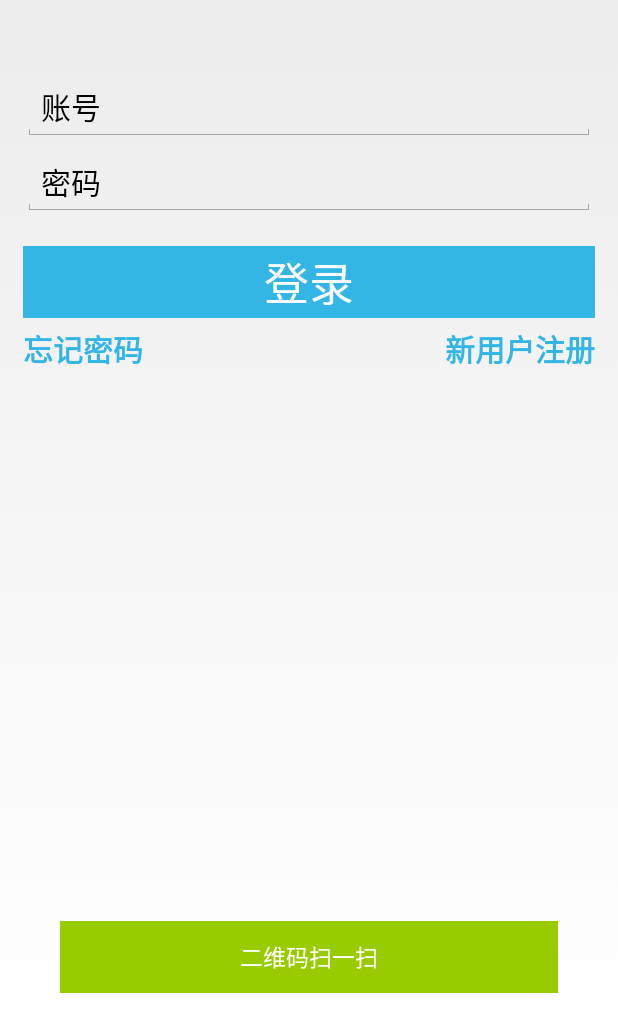
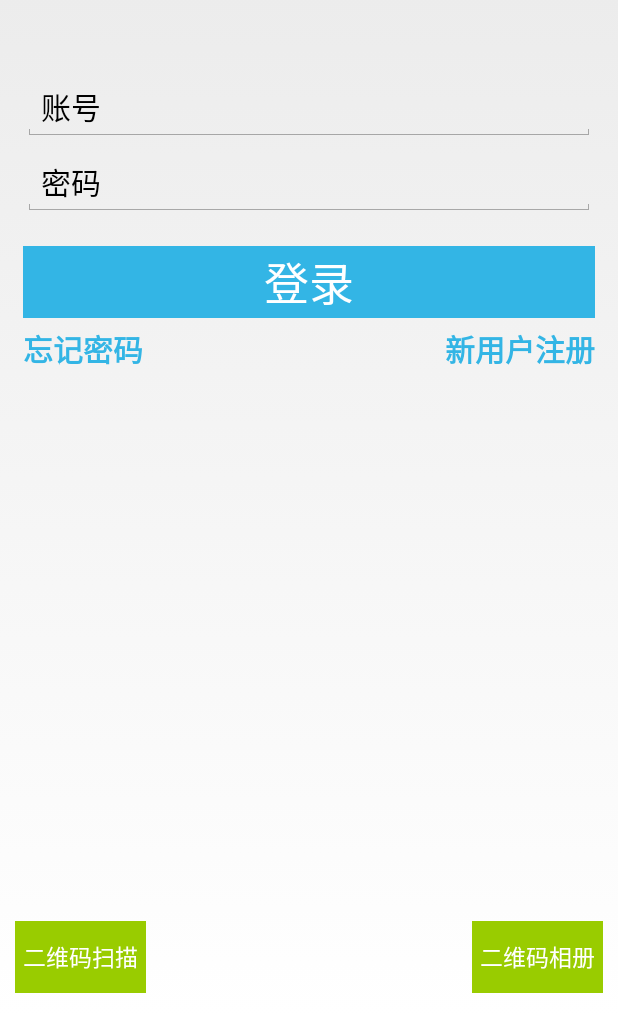
Before and after one commit to 1152574267/O2OPro, an Android app: the screen it shows after launch (MainActivity), on a phone screen of 412 x 824 dp, the part 220-1236 px from its top. Run offline under Robolectric (Android 15) with nearby library versions, the phone set to English and light mode, and no system bars; libraries missing offline, so code that uses them is left out: cn.bmob.v3, com.jakewharton.retrofit2; 1 statement that could not run was skipped.

Commit message:
添加Zxing二维码图片解析功能

```diff
--- a/app/src/main/java/com/mrk/yinxiangzhe/ui/activity/MainActivity.java
+++ b/app/src/main/java/com/mrk/yinxiangzhe/ui/activity/MainActivity.java
@@ -24,6 +24,7 @@ public class MainActivity extends Activity implements XdjaLoginContract.XdjaLogi
     private EditText mUserPassword;
     private Button mUserLogin;
     private Button mBarcodeScan;
+    private Button mBarcodeGallery;
 
     private XdjaLoginContract.XdjaLoginPresenter xdjaLoginPresenter;
 
@@ -43,10 +44,12 @@ public class MainActivity extends Activity implements XdjaLoginContract.XdjaLogi
         mUserPassword = (EditText) findViewById(R.id.xdja_password);
         mUserLogin = (Button) findViewById(R.id.xdja_login);
         mBarcodeScan = (Button) findViewById(R.id.xdja_barcode_scan);
+        mBarcodeGallery = (Button) findViewById(R.id.xdja_barcode_gallery);
 
         mUserRegister.setOnClickListener(this);
         mUserLogin.setOnClickListener(this);
         mBarcodeScan.setOnClickListener(this);
+        mBarcodeGallery.setOnClickListener(this);
     }
 
     @Override
@@ -69,6 +72,12 @@ public class MainActivity extends Activity implements XdjaLoginContract.XdjaLogi
                 Intent intent = new Intent(this, CaptureActivity.class);
                 startActivityForResult(intent, Utils.REQUEST_CODE);
                 break;
+            case R.id.xdja_barcode_gallery:
+                Intent intent1 = new Intent();
+                intent1.setAction(Intent.ACTION_PICK);
+                intent1.setType("image/*");
+                startActivityForResult(intent1, Utils.REQUEST_IMAGE);
+                break;
             default:
                 break;
         }
@@ -83,6 +92,10 @@ public class MainActivity extends Activity implements XdjaLoginContract.XdjaLogi
             case Utils.REQUEST_CODE:
                 Utils.startBarcodeScan(this, data);
                 break;
+            // 选择系统图片并解析
+            case Utils.REQUEST_IMAGE:
+                Utils.startBarcodeGallery(this, data);
+                break;
             default:
                 break;
         }
--- a/app/src/main/res/layout/activity_main.xml
+++ b/app/src/main/res/layout/activity_main.xml
@@ -76,14 +76,29 @@
 
     <Button
         android:id="@+id/xdja_barcode_scan"
-        android:layout_width="match_parent"
+        android:layout_width="wrap_content"
         android:layout_height="wrap_content"
         android:layout_alignParentBottom="true"
-        android:layout_centerHorizontal="true"
         android:layout_marginBottom="15dp"
-        android:layout_marginLeft="80dp"
+        android:layout_marginLeft="10dp"
         android:background="@android:color/holo_green_light"
+        android:padding="5dp"
         android:text="@string/xdja_barcode_scan"
         android:textColor="#ffffff"
         android:textSize="15sp" />
+
+    <Button
+        android:id="@+id/xdja_barcode_gallery"
+        android:layout_width="wrap_content"
+        android:layout_height="wrap_content"
+        android:layout_alignParentBottom="true"
+        android:layout_alignParentRight="true"
+        android:layout_marginBottom="15dp"
+        android:layout_marginRight="10dp"
+        android:background="@android:color/holo_green_light"
+        android:padding="5dp"
+        android:text="@string/xdja_barcode_gallery"
+        android:textColor="#ffffff"
+        android:textSize="15sp" />
+
 </RelativeLayout>
--- a/app/src/main/res/values/strings.xml
+++ b/app/src/main/res/values/strings.xml
@@ -11,5 +11,6 @@
     <string name="xdja_login_success">登录成功</string>
     <string name="xdja_login_failure">登录失败</string>
     <string name="xdja_user_or_pwd_empty">用户名或者密码为空</string>
-    <string name="xdja_barcode_scan">二维码扫一扫</string>
+    <string name="xdja_barcode_scan">二维码扫描</string>
+    <string name="xdja_barcode_gallery">二维码相册</string>
 </resources>
```
Also changed, not shown: app/src/main/java/com/mrk/yinxiangzhe/utils/ImageUtil.java (added, +139 -0 lines), app/src/main/java/com/mrk/yinxiangzhe/utils/Utils.java (+36 -1 lines).
